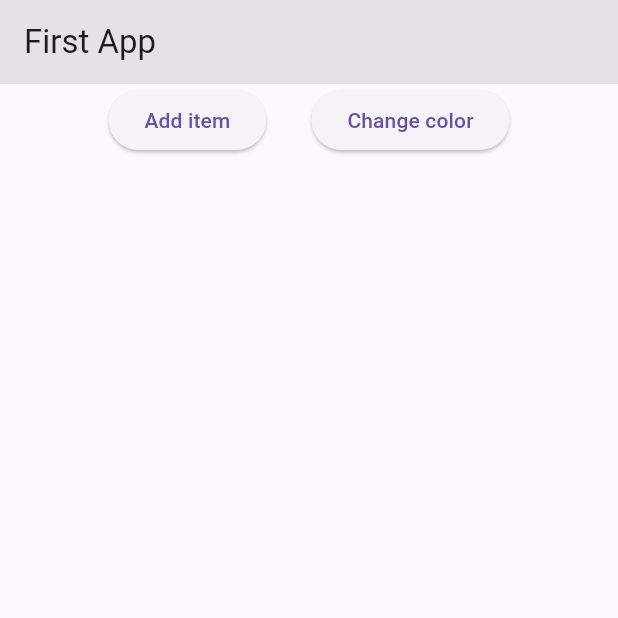
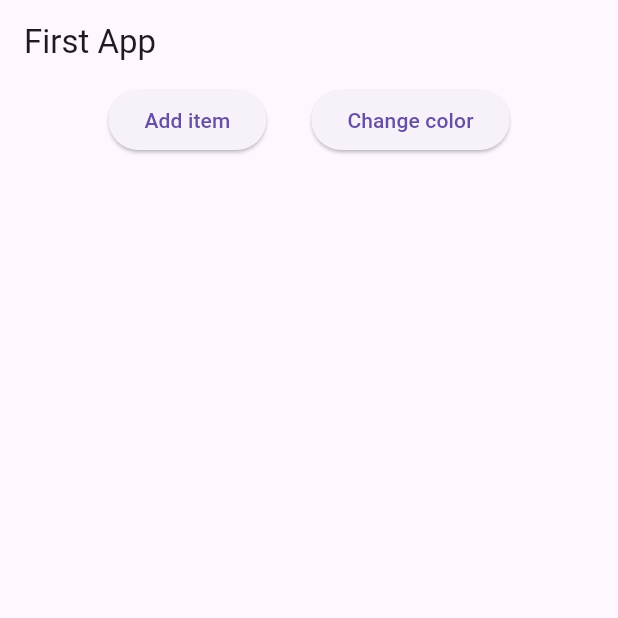
Before and after one commit to PrathameshNonstopIo/Random-Color-Items, a Flutter app: the screen it shows after launch, on a phone screen of 412 x 824 dp, the top half of it. Run offline on Flutter 3.47's test engine with Material 3 defaults, Android fonts, the phone set to English and light mode, and no system bars.

Commit message:
remove appbar color

```diff
--- a/lib/screens/home_screen.dart
+++ b/lib/screens/home_screen.dart
@@ -18,7 +18,6 @@ class _HomeScreenState extends State<HomeScreen> {
       builder: (context, data, child) => Scaffold(
           appBar: AppBar(
             title: const Text("First App"),
-            backgroundColor: randomColor(),
           ),
           body: Column(
             children: [
```
